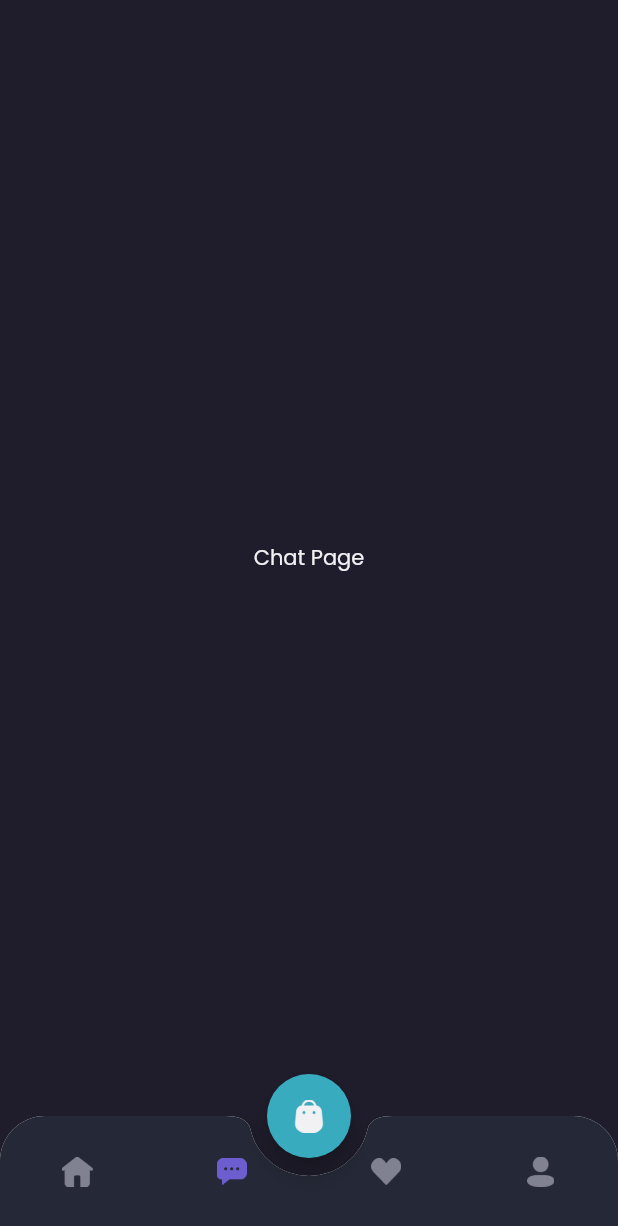
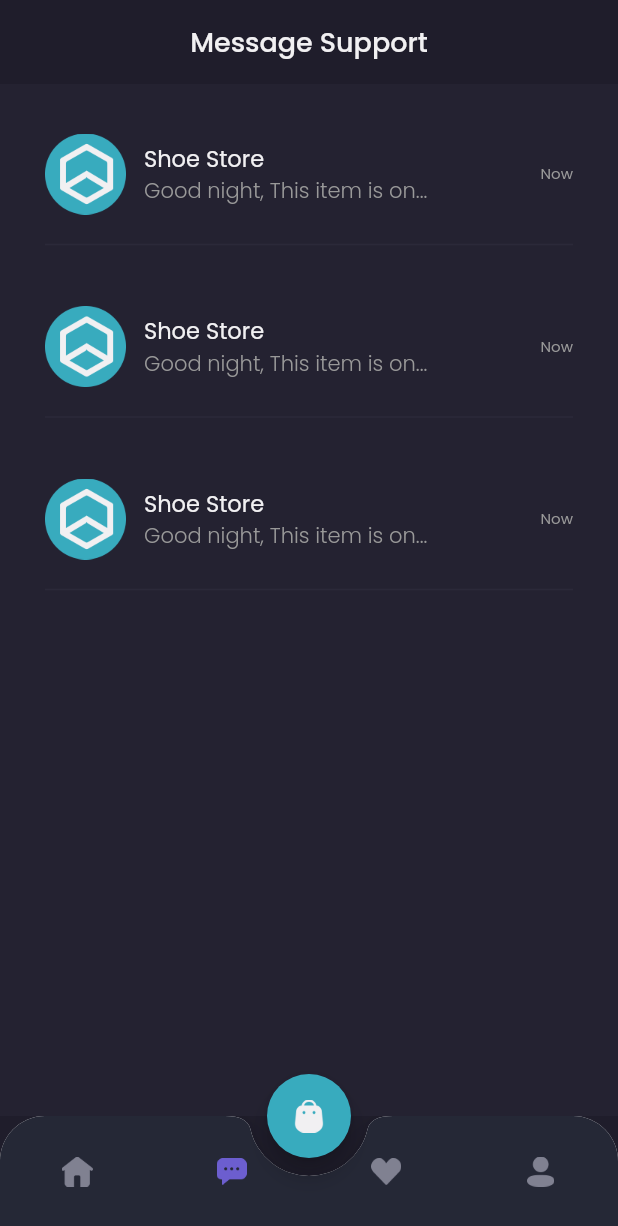
Before and after one commit to aaronlinggo/Shamo-frontend, a Flutter app: the MainPage screen opened by its route, item 2 of the bottom bar chosen, on a phone screen of 412 x 824 dp. Shown: the top 1226 px of the screen. Run offline on Flutter 3.47's test engine with Material 2 defaults, Android fonts, the phone set to English and light mode, and no system bars; our stand-ins replace google_fonts.

Commit message:
Create Detail Chat Page

```diff
--- a/lib/main.dart
+++ b/lib/main.dart
@@ -1,6 +1,7 @@
 // ignore_for_file: prefer_const_constructors
 
 import 'package:flutter/material.dart';
+import 'package:shamo/pages/detail_chat_page.dart';
 import 'package:shamo/pages/home/main_page.dart';
 import 'package:shamo/pages/sign_in_page.dart';
 import 'package:shamo/pages/sign_up_page.dart';
@@ -20,6 +21,7 @@ class MyApp extends StatelessWidget {
         '/sign-in': (context) => SignInPage(),
         '/sign-up': (context) => SignUpPage(),
         '/home': (context) => MainPage(),
+        '/detail-chat': (context) => DetailChatPage(),
       },
     );
   }
--- a/lib/pages/home/chat_page.dart
+++ b/lib/pages/home/chat_page.dart
@@ -1,13 +1,116 @@
+// ignore_for_file: prefer_const_constructors
+
 import 'package:flutter/material.dart';
 import 'package:shamo/theme.dart';
+import 'package:shamo/widgets/chat_tile.dart';
 
 class ChatPage extends StatelessWidget {
   const ChatPage({Key? key}) : super(key: key);
 
+  Widget header(){
+    return AppBar(
+      backgroundColor: backgroundColor1,
+      centerTitle: true,
+      title: Text(
+        'Message Support',
+        style: primaryTextStyle.copyWith(
+          fontSize: 18,
+          fontWeight: medium,
+        ),
+      ),
+      elevation: 0,
+      automaticallyImplyLeading: false,
+    );
+  }
+
+  Widget emptyCHat(){
+    return Expanded(
+      child: Container(
+        width: double.infinity,
+        color: backgroundColor3,
+        child: Column(
+          mainAxisAlignment: MainAxisAlignment.center,
+          children: [
+            Image.asset(
+              'assets/icon_headset.png',
+              width: 80,
+            ),
+            SizedBox(
+              height: 20,
+            ),
+            Text(
+              'Opss no message yet?',
+              style: primaryTextStyle.copyWith(
+                fontSize: 16,
+                fontWeight: medium,
+              ),
+            ),
+            SizedBox(
+              height: 12,
+            ),
+            Text(
+              'You have never done a transaction',
+              style: secondaryTextStyle,
+            ),
+            SizedBox(
+              height: 20,
+            ),
+            Container(
+              height: 44,
+              child: TextButton(
+                onPressed: (){},
+                style: TextButton.styleFrom(
+                  padding: EdgeInsets.symmetric(
+                    horizontal: 24,
+                    vertical: 10
+                  ),
+                  backgroundColor: primaryColor,
+                  shape: RoundedRectangleBorder(
+                    borderRadius: BorderRadius.circular(12),
+                  ),
+                ),
+                child: Text(
+                  'Explore Store',
+                  style: primaryTextStyle.copyWith(
+                    fontSize: 16,
+                    fontWeight: medium,
+                  ),
+                ),
+              ),
+            )
+          ],
+        ),
+      ),
+    );
+  }
+
+  Widget content(){
+   return Expanded(
+      child: Container(
+        width: double.infinity,
+        color: backgroundColor3,
+        child: ListView(
+          padding: EdgeInsets.symmetric(
+            horizontal: defaultMargin,
+          ),
+          // ignore: prefer_const_literals_to_create_immutables
+          children: [
+            ChatTile(),
+            ChatTile(),
+            ChatTile(),
+          ],
+        ),
+      ),
+    );
+  }
+
   @override
   Widget build(BuildContext context) {
-    return Center(
-      child: Text('Chat Page', style: primaryTextStyle),
+    return Column(
+      children: [
+        header(),
+        content(),
+      ],
     );
   }
 }
--- /dev/null
+++ b/lib/widgets/chat_tile.dart
@@ -0,0 +1,71 @@
+// ignore_for_file: prefer_const_constructors
+
+import 'package:flutter/material.dart';
+import 'package:shamo/theme.dart';
+
+class ChatTile extends StatelessWidget {
+  const ChatTile({Key? key}) : super(key: key);
+
+  @override
+  Widget build(BuildContext context) {
+    return GestureDetector(
+      onTap: () {
+        Navigator.pushNamed(context, '/detail-chat');
+      },
+      child: Container(
+        margin: EdgeInsets.only(
+          top: 33
+        ),
+        child: Column(
+          children: [
+            Row(
+              children: [
+                Image.asset(
+                  'assets/image_shop_logo.png',
+                  width: 54
+                ),
+                SizedBox(
+                  width: 12
+                ),
+                Expanded(
+                  child: Column(
+                    crossAxisAlignment: CrossAxisAlignment.start,
+                    children: [
+                      Text(
+                        'Shoe Store',
+                         style: primaryTextStyle.copyWith(
+                           fontSize: 15,
+                         ),
+                      ),
+                      Text(
+                        'Good night, This item is on...',
+                         style: secondaryTextStyle.copyWith(
+                           fontSize: 14,
+                           fontWeight: light
+                         ),
+                         overflow: TextOverflow.ellipsis,
+                      ),
+                    ],
+                  ),
+                ),
+                Text(
+                  'Now',
+                  style: secondaryTextStyle.copyWith(
+                    fontSize: 10,
+                  ),
+                ),
+              ],
+            ),
+            SizedBox(
+              height: 12,
+            ),
+            Divider(
+              thickness: 1,
+              color: Color(0xff2B2939)
+            ),
+          ],
+        ),
+      ),
+    );
+  }
+}
```
Also changed, not shown: lib/pages/detail_chat_page.dart (added, +186 -0 lines), lib/widgets/chat_bubble.dart (added, +156 -0 lines).
